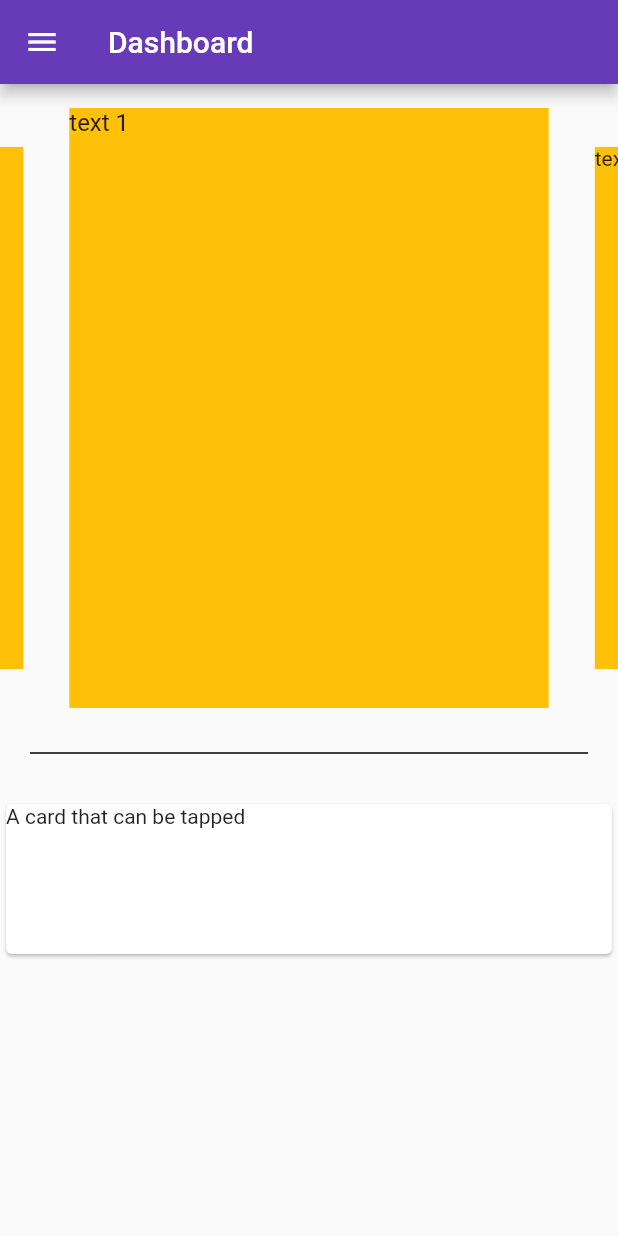
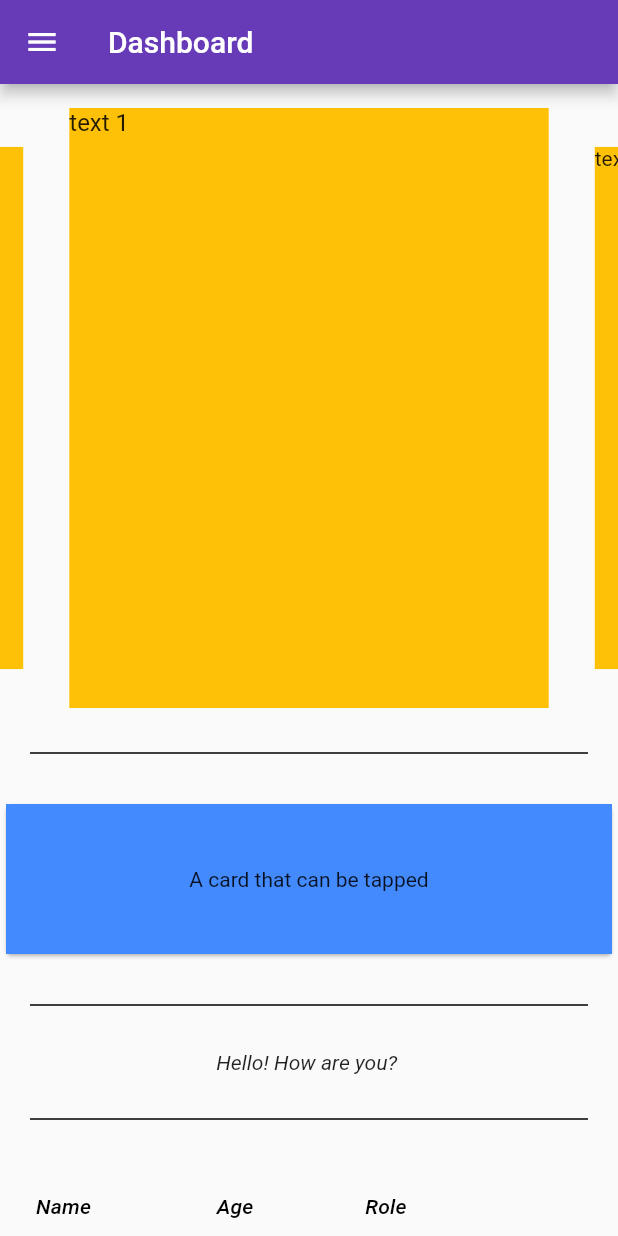
Before and after one commit to ketan2411/product_management_flutter, a Flutter app: the homescreen screen opened by its route, on a phone screen of 412 x 824 dp. Run offline on Flutter 3.47's test engine with Material 2 defaults, Android fonts, the phone set to English and light mode, and no system bars; drawn by our look-alikes of carousel_slider; our stand-ins replace dio, introduction_screen, shared_preferences; missing offline and left inert: loadmore; accounts and stored records are empty; network calls fail.

Commit message:
API/datatable/togglebutton/selectable text

```diff
--- a/lib/homescreen.dart
+++ b/lib/homescreen.dart
@@ -7,17 +7,20 @@ import 'package:shared_preferences/shared_preferences.dart';
 
 class homescreen extends StatefulWidget{
   @override
-  _homescreen createState() => _homescreen();
+  HomeScreen createState() => HomeScreen();
 }
 
 
-class _homescreen extends State<homescreen> {
-  String f_name;
-  SharedPreferences _prefs;
+// ignore: camel_case_types
+class HomeScreen extends State<homescreen> {
+  List<bool> selected = List.generate(3, (_) => false);
+  String firstName;
+  SharedPreferences sharedPreference;
+
   Future setName() async{
-    _prefs = await SharedPreferences.getInstance();
+    sharedPreference = await SharedPreferences.getInstance();
     setState(() {
-      f_name = _prefs.getString('name');
+      firstName = sharedPreference.getString('name');
     });
 
 
@@ -38,7 +41,7 @@ class _homescreen extends State<homescreen> {
        ),
        body: ListView(
          children: [
-           Text('$f_name'),
+           Text('$firstName'),
 
            CarouselSlider(
                items: [1,2,3,4,5].map((i) {
@@ -82,17 +85,101 @@ class _homescreen extends State<homescreen> {
              child: InkWell(
                splashColor: Colors.blue.withAlpha(30),
                onTap: () {
-                 print('Card tapped.');
+                 Navigator.popAndPushNamed(context, "/dynamicList");
                },
                child: Container(
+                 color: Colors.blueAccent,
                  width: 300,
                  height: 100,
-                 child: Text('A card that can be tapped'),
+                 child: Center(
+                  child: Text('A card that can be tapped'),
+                 ),
 
                ),
+
              ),
 
            ),
+           Divider(
+             color: Colors.black,
+             height: 60,
+             thickness: 1,
+             indent: 20,
+             endIndent:20,
+           ),
+           SelectableText(
+             'Hello! How are you?',
+             textAlign: TextAlign.center,
+             style: TextStyle(fontStyle: FontStyle.italic),
+             toolbarOptions: ToolbarOptions(copy: true, selectAll: true),
+             onTap: (){
+              print("button tapped");
+             }
+           ),
+           Divider(
+             color: Colors.black,
+             height: 60,
+             thickness: 1,
+             indent: 20,
+             endIndent:20,
+           ),
+       DataTable(
+         columns: const <DataColumn>[
+           DataColumn(
+             label: Text(
+               'Name',
+               style: TextStyle(fontStyle: FontStyle.italic),
+             ),
+           ),
+           DataColumn(
+             label: Text(
+               'Age',
+               style: TextStyle(fontStyle: FontStyle.italic),
+             ),
+           ),
+           DataColumn(
+             label: Text(
+               'Role',
+               style: TextStyle(fontStyle: FontStyle.italic),
+             ),
+           ),
+         ],
+         rows: const <DataRow>[
+           DataRow(
+             cells: <DataCell>[
+               DataCell(Text('Sarah')),
+               DataCell(Text('19')),
+               DataCell(Text('Student')),
+             ],
+           ),
+           DataRow(
+             cells: <DataCell>[
+               DataCell(Text('Janine')),
+               DataCell(Text('43')),
+               DataCell(Text('Professor')),
+             ],
+           ),
+           DataRow(
+             cells: <DataCell>[
+               DataCell(Text('William')),
+               DataCell(Text('27')),
+               DataCell(Text('Associate Professor')),
+             ],
+           ),
+         ],
+       ),
+           ToggleButtons(children: [
+             Icon(Icons.local_cafe),
+             Icon(Icons.fastfood),
+             Icon(Icons.cake),
+           ], isSelected: selected,
+           color: Colors.grey,
+           selectedColor: Colors.blueAccent,
+           onPressed: (int index){
+            setState(() {
+              selected[index] = !selected[index];
+            });
+     },)
 
 
          ],
@@ -101,4 +188,5 @@ class _homescreen extends State<homescreen> {
      ),
        );
   }
+
 }
--- a/lib/main.dart
+++ b/lib/main.dart
@@ -4,6 +4,7 @@ import 'components/intro_screen.dart';
 import 'homescreen.dart';
 import 'login.dart';
 import 'package:shared_preferences/shared_preferences.dart';
+import 'dynamicList.dart';
 
 int initscreen;
 
@@ -38,7 +39,7 @@ class App extends StatelessWidget {
         '/home': (context) => homescreen(),
         '/login': (context) => login(),
         '/intro': (context) => IntroScreen(),
-
+        '/dynamicList': (context) => dynamicList(),
 
       },
       initialRoute: initscreen == 0 || initscreen == null ? '/intro': '/login',
```
Also changed, not shown: lib/dynamicList.dart (+43 -76 lines), pubspec.yaml (+5 -4 lines), images/sample.png (added), pubspec.lock.
